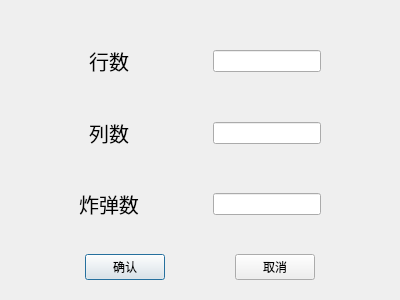
The window that editdialog.ui (Harphiner/nbombSweeperGame) describes before a commit, drawn with Qt 5.
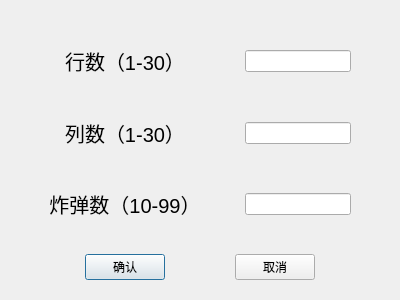
The same window after the commit.

Diff of the .ui file:
```diff
--- a/editdialog.ui
+++ b/editdialog.ui
@@ -37,7 +37,7 @@
         </font>
        </property>
        <property name="text">
-        <string>列数</string>
+        <string>列数（1-30）</string>
        </property>
        <property name="alignment">
         <set>Qt::AlignCenter</set>
@@ -81,7 +81,7 @@
         </font>
        </property>
        <property name="text">
-        <string>行数</string>
+        <string>行数（1-30）</string>
        </property>
        <property name="alignment">
         <set>Qt::AlignCenter</set>
@@ -128,7 +128,7 @@
         </font>
        </property>
        <property name="text">
-        <string>炸弹数</string>
+        <string>炸弹数（10-99）</string>
        </property>
        <property name="alignment">
         <set>Qt::AlignCenter</set>
```
Left out of the diff: 6 changed lines with no effect on the pictures.
